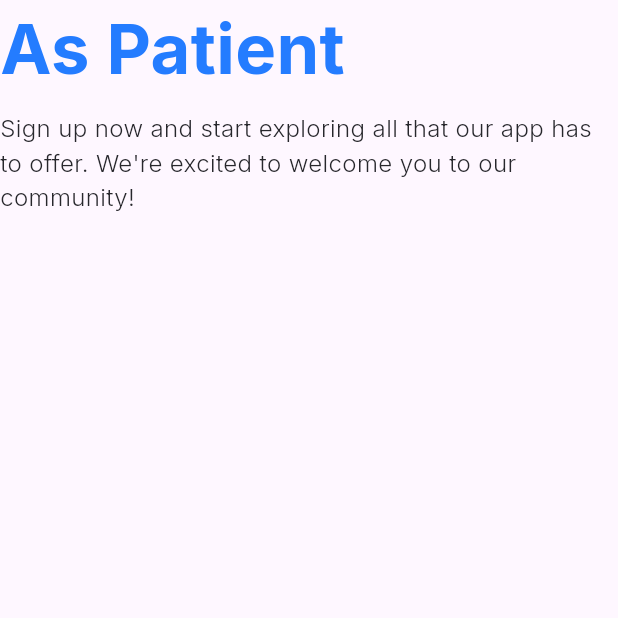
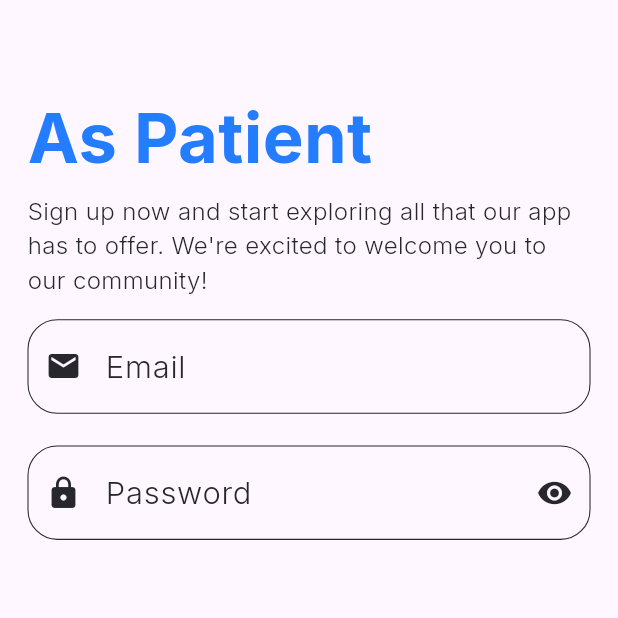
Before and after one commit to seiftarek10/clinic_square, a Flutter app: the screen it shows after launch, after a tap on "Patient", on a phone screen of 412 x 824 dp, the top half of it. Run offline on Flutter 3.47's test engine with Material 3 defaults, Android fonts, the light colour scheme and no system bars; our stand-ins replace flutter_screenutil, font_awesome_flutter, go_router, google_fonts.

Commit message:
create App Text Field

```diff
--- /dev/null
+++ b/lib/Core/Widgets/app_text_field.dart
@@ -0,0 +1,85 @@
+import 'package:clinic_square/Core/Themes/colors.dart';
+import 'package:clinic_square/Core/Themes/fonts.dart';
+import 'package:flutter/material.dart';
+import 'package:flutter_screenutil/flutter_screenutil.dart';
+
+class AppTextField extends StatefulWidget {
+  const AppTextField(
+      {super.key,
+      required this.hintText,
+      required this.icon,
+      this.suffixIcon,
+      required this.controller,
+      required this.validator, this.onPressed});
+
+  final String hintText;
+  final IconData icon;
+  final IconData? suffixIcon;
+  final TextEditingController controller;
+  final String Function(String?) validator;
+  final void Function()? onPressed;
+
+  @override
+  State<AppTextField> createState() => _AppTextFieldState();
+}
+
+class _AppTextFieldState extends State<AppTextField> {
+  late FocusNode _focusNode;
+  bool isFocused = false;
+
+  @override
+  void initState() {
+    super.initState();
+    _focusNode = FocusNode();
+    _focusNode.addListener(() {
+      {
+        setState(() {
+          isFocused = _focusNode.hasFocus;
+        });
+      }
+    });
+  }
+
+  @override
+  void dispose() {
+    super.dispose();
+    _focusNode.dispose();
+  }
+
+  @override
+  Widget build(BuildContext context) {
+    return Container(
+      height: 65,
+      margin: EdgeInsets.only(bottom: 16.h),
+      child: TextFormField(
+        controller: widget.controller,
+        validator: widget.validator,
+        focusNode: _focusNode,
+        decoration: InputDecoration(
+            hintText: widget.hintText,
+            hintStyle: Fonts.font18_250Lightgrey,
+            prefixIcon: Icon(
+              widget.icon,
+              color: isFocused ? AppColors.mainBlue : AppColors.lightGrey,
+            ),
+            suffixIcon: IconButton(
+              onPressed: widget.onPressed,
+              icon: Icon(
+                widget.suffixIcon,
+                color: isFocused ? AppColors.mainBlue : AppColors.lightGrey),
+
+            ),
+            enabledBorder: borderStyle(color: AppColors.lightGrey, width: 0.7),
+            focusedBorder: borderStyle(width: 1.5, color: AppColors.mainBlue),
+            errorBorder: borderStyle(width: 1.5, color: Colors.red)),
+      ),
+    );
+  }
+
+  OutlineInputBorder borderStyle(
+      {required double width, required Color color}) {
+    return OutlineInputBorder(
+        borderRadius: BorderRadius.circular(20),
+        borderSide: BorderSide(width: width, color: color));
+  }
+}
--- a/lib/Features/Authentication/Prsenetaion/Sign up/Sign Up Patinet/sign_up_patinet.dart
+++ b/lib/Features/Authentication/Prsenetaion/Sign up/Sign Up Patinet/sign_up_patinet.dart
@@ -1,18 +1,41 @@
+import 'package:clinic_square/Core/Widgets/app_padding.dart';
+import 'package:clinic_square/Core/Widgets/app_text_field.dart';
 import 'package:clinic_square/Features/Authentication/Prsenetaion/Sign%20up/sign_up_header_text.dart';
 import 'package:flutter/material.dart';
+import 'package:flutter_screenutil/flutter_screenutil.dart';
 
 class SignUpPatinet extends StatelessWidget {
   const SignUpPatinet({super.key});
 
   @override
   Widget build(BuildContext context) {
-    return const SafeArea(
-      child: Scaffold(
-        body: Column(
-          children: [
-            SignUpHeaderText(header: 'As Patient')
-          ],
-        ),
-      ));
+    return SafeArea(
+        child: Scaffold(
+            body: AppPadding(
+      child: Column(
+        children: [
+          const SignUpHeaderText(header: 'As Patient'),
+          SizedBox(height: 12.h),
+          AppTextField(
+            hintText: 'Email',
+            icon: Icons.email,
+            controller: TextEditingController(),
+            validator: (value) {
+              return "";
+            },
+          ),
+          AppTextField(
+            hintText: "Password",
+            icon: Icons.lock,
+            suffixIcon: Icons.visibility,
+            onPressed: () {},
+            controller: TextEditingController(),
+            validator: (value) {
+              return "";
+            },
+          )
+        ],
+      ),
+    )));
   }
 }
--- a/lib/Features/Authentication/Prsenetaion/Sign up/Sign_Up_As/sign_up_as.dart
+++ b/lib/Features/Authentication/Prsenetaion/Sign up/Sign_Up_As/sign_up_as.dart
@@ -1,3 +1,4 @@
+import 'package:clinic_square/Core/Widgets/app_padding.dart';
 import 'package:clinic_square/Features/Authentication/Prsenetaion/Sign%20up/Sign_Up_As/all_roles._list.dart';
 import 'package:clinic_square/Features/Authentication/Prsenetaion/Sign%20up/sign_up_header_text.dart';
 import 'package:clinic_square/Features/Authentication/Prsenetaion/Sign%20up/already_have_account.dart';
@@ -11,8 +12,8 @@ class SignUpAs extends StatelessWidget {
   Widget build(BuildContext context) {
     return SafeArea(
       child: Scaffold(
-        body: Padding(
-          padding: EdgeInsets.symmetric(horizontal: 16.w, vertical: 50.h),
+        body: SingleChildScrollView(
+          child: AppPadding(
             child: Column(
               children: [
                 const SignUpHeaderText(
@@ -30,6 +31,7 @@ class SignUpAs extends StatelessWidget {
             ),
           ),
         ),
+      ),
     );
   }
 }
--- a/lib/Features/Authentication/Prsenetaion/Sign up/sign_up_header_text.dart
+++ b/lib/Features/Authentication/Prsenetaion/Sign up/sign_up_header_text.dart
@@ -14,7 +14,7 @@ class SignUpHeaderText extends StatelessWidget {
         Text(header,
             style:
                 Fonts.font40_700mainBlue.copyWith(color: AppColors.mainBlue)),
-        SizedBox(height: 8.h),
+        SizedBox(height: 4.h),
         Text(
           'Sign up now and start exploring all that our app has to offer. We\'re excited to welcome you to our community!',
           style: Fonts.font14_300DarkBlue,
```
Lines whose indentation alone changed are shown as unchanged.
